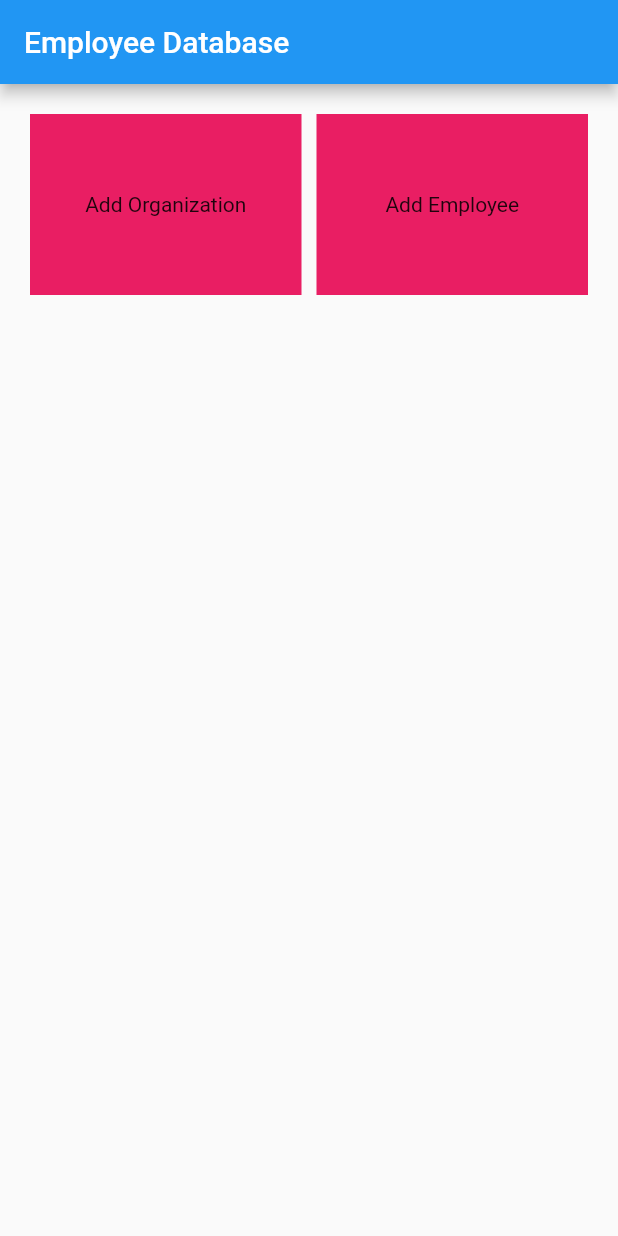
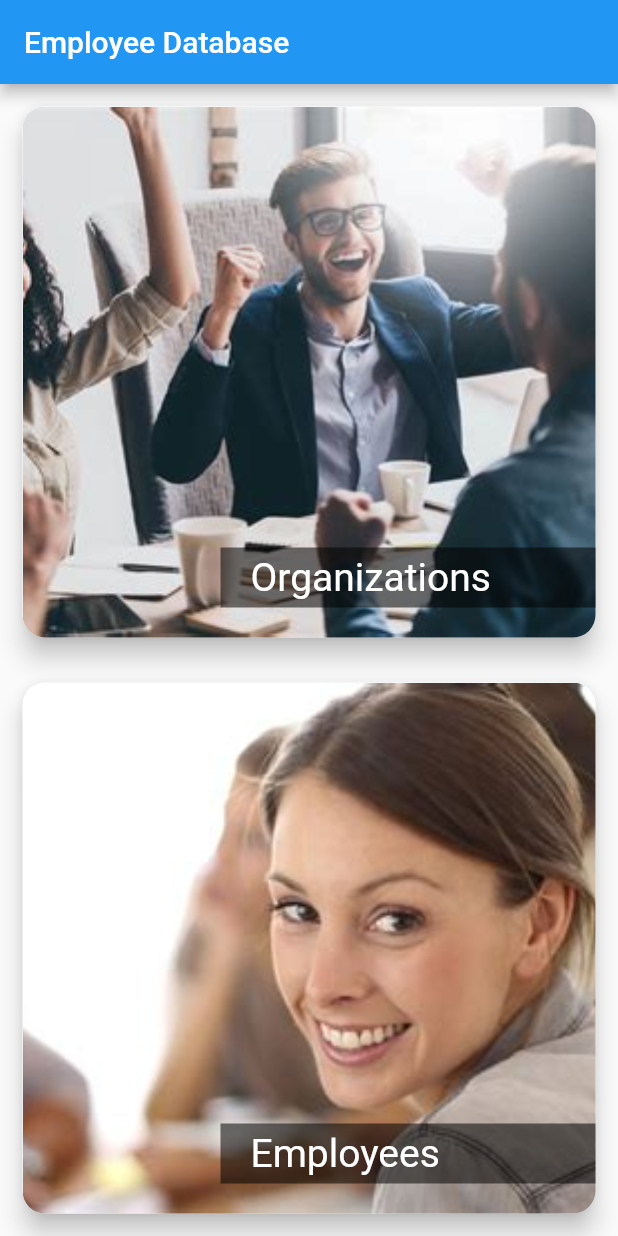
Before and after one commit to stellarbeam/employee_db, a Flutter app: the screen it shows after launch, on a phone screen of 412 x 824 dp. Run offline on Flutter 3.47's test engine with Material 2 defaults, Android fonts, the phone set to English and light mode, and no system bars.

Commit message:
Design menu

```diff
--- a/lib/main.dart
+++ b/lib/main.dart
@@ -1,5 +1,7 @@
 import 'package:flutter/material.dart';
-import 'package:employee_db/widgets/home_screen.dart';
+import 'package:employee_db/screens/home_screen.dart';
+import 'package:employee_db/screens/organizations_screen.dart';
+import 'package:employee_db/screens/employees_screen.dart';
 
 void main() {
   runApp(MyApp());
@@ -15,6 +17,10 @@ class MyApp extends StatelessWidget {
         visualDensity: VisualDensity.adaptivePlatformDensity,
       ),
       home: HomeScreen(),
+      routes: {
+        OrganizationsScreen.routeName: (_) => OrganizationsScreen(),
+        EmployeesScreen.routeName: (_) => EmployeesScreen(),
+      },
     );
   }
 }
--- /dev/null
+++ b/lib/screens/employees_screen.dart
@@ -0,0 +1,16 @@
+import 'package:flutter/material.dart';
+
+class EmployeesScreen extends StatelessWidget {
+  static const routeName = '/add-emp';
+
+  @override
+  Widget build(BuildContext context) {
+    return Scaffold(
+        appBar: AppBar(
+          title: Text('Employee Database'),
+        ),
+        body: Center(
+          child: Text('This is add employee page'),
+        ));
+  }
+}
--- /dev/null
+++ b/lib/screens/organizations_screen.dart
@@ -0,0 +1,16 @@
+import 'package:flutter/material.dart';
+
+class OrganizationsScreen extends StatelessWidget {
+  static const routeName = '/add-org';
+
+  @override
+  Widget build(BuildContext context) {
+    return Scaffold(
+        appBar: AppBar(
+          title: Text('Employee Database'),
+        ),
+        body: Center(
+          child: Text('This is add organization page'),
+        ));
+  }
+}
--- a/lib/widgets/menu_grid.dart
+++ b/lib/widgets/menu_grid.dart
@@ -1,28 +1,26 @@
 import 'package:flutter/material.dart';
+import 'package:employee_db/widgets/menu_item.dart';
+import 'package:employee_db/screens/organizations_screen.dart';
+import 'package:employee_db/screens/employees_screen.dart';
 
 class MenuGrid extends StatelessWidget {
   @override
   Widget build(BuildContext context) {
-    return GridView.count(
-      primary: false,
-      padding: const EdgeInsets.all(20),
-      crossAxisSpacing: 10,
-      mainAxisSpacing: 10,
-      crossAxisCount: 2,
-      childAspectRatio: 3 / 2,
-      children: <Widget>[
-        // TODO: Outsource widgets to MenuItem widgets
-        Container(
-          padding: const EdgeInsets.all(8),
-          child: Center(child: const Text("Add Organization")),
-          color: Colors.pink,
-        ),
-        Container(
-          padding: const EdgeInsets.all(8),
-          child: Center(child: const Text("Add Employee")),
-          color: Colors.pink,
-        ),
-      ],
+    return Container(
+      child: Column(
+        children: <Widget>[
+          MenuItem(
+            'Organizations',
+            'assets/images/organization.jpeg',
+            OrganizationsScreen.routeName,
+          ),
+          MenuItem(
+            'Employees',
+            'assets/images/employee.jpeg',
+            EmployeesScreen.routeName,
+          ),
+        ],
+      ),
     );
   }
 }
--- /dev/null
+++ b/lib/widgets/menu_item.dart
@@ -0,0 +1,60 @@
+import 'package:flutter/material.dart';
+
+class MenuItem extends StatelessWidget {
+  final String title;
+  final String imgPath;
+  final String routeName;
+
+  const MenuItem(this.title, this.imgPath, this.routeName);
+
+  @override
+  Widget build(BuildContext context) {
+    return Expanded(
+      child: GestureDetector(
+        onTap: () => Navigator.of(context).pushNamed(routeName),
+        child: Card(
+          shape: RoundedRectangleBorder(
+            borderRadius: BorderRadius.circular(15),
+          ),
+          elevation: 7,
+          margin: EdgeInsets.all(15),
+          child: Stack(
+            alignment: Alignment.center,
+            children: [
+              ClipRRect(
+                borderRadius: BorderRadius.all(Radius.circular(15)),
+                child: Image.asset(
+                  imgPath,
+                  width: double.infinity,
+                  height: double.infinity,
+                  fit: BoxFit.cover,
+                ),
+              ),
+              Positioned(
+                bottom: 20,
+                right: 0,
+                child: Container(
+                  width: 250,
+                  color: Colors.black54,
+                  padding: EdgeInsets.symmetric(
+                    horizontal: 20,
+                    vertical: 5,
+                  ),
+                  child: Text(
+                    title,
+                    style: TextStyle(
+                      fontSize: 26,
+                      color: Colors.white,
+                    ),
+                    softWrap: true,
+                    overflow: TextOverflow.fade,
+                  ),
+                ),
+              )
+            ],
+          ),
+        ),
+      ),
+    );
+  }
+}
--- a/pubspec.yaml
+++ b/pubspec.yaml
@@ -46,9 +46,9 @@ flutter:
   uses-material-design: true
 
   # To add assets to your application, add an assets section, like this:
-  # assets:
-  #   - images/a_dot_burr.jpeg
-  #   - images/a_dot_ham.jpeg
+  assets:
+    - assets/images/employee.jpeg
+    - assets/images/organization.jpeg
 
   # An image asset can refer to one or more resolution-specific "variants", see
   # https://flutter.dev/assets-and-images/#resolution-aware.
```
Also changed, not shown: assets/images/employee.jpeg (added), assets/images/organization.jpeg (added), lib/screens/home_screen.dart (renamed from lib/widgets/home_screen.dart).
